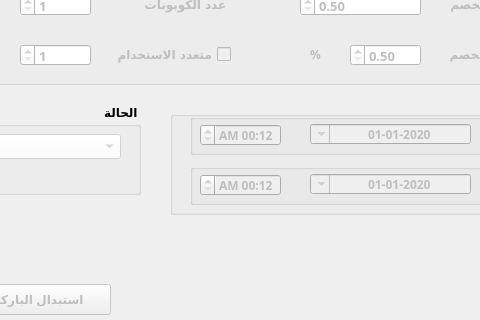
The window that presentation/coupon_ui/stoppedSerial.ui (shymaa123456/HyperPOS2020) describes before a commit, drawn with Qt 5; both pictures show x 530 to 1010 and y 146 to 466 of the 1100 by 717 pixel window.
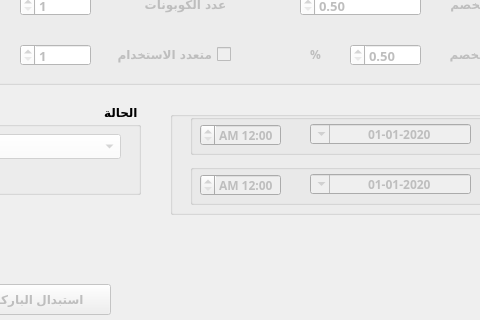
The same window after the commit.

```diff
--- a/presentation/coupon_ui/stoppedSerial.ui
+++ b/presentation/coupon_ui/stoppedSerial.ui
@@ -624,7 +624,7 @@
       </rect>
      </property>
      <property name="displayFormat">
-      <string>h:mm AP</string>
+      <string>mm:hh AP</string>
      </property>
     </widget>
    </widget>
@@ -727,7 +727,7 @@
       </rect>
      </property>
      <property name="displayFormat">
-      <string>h:mm AP</string>
+      <string>mm:hh AP</string>
      </property>
     </widget>
    </widget>
```
